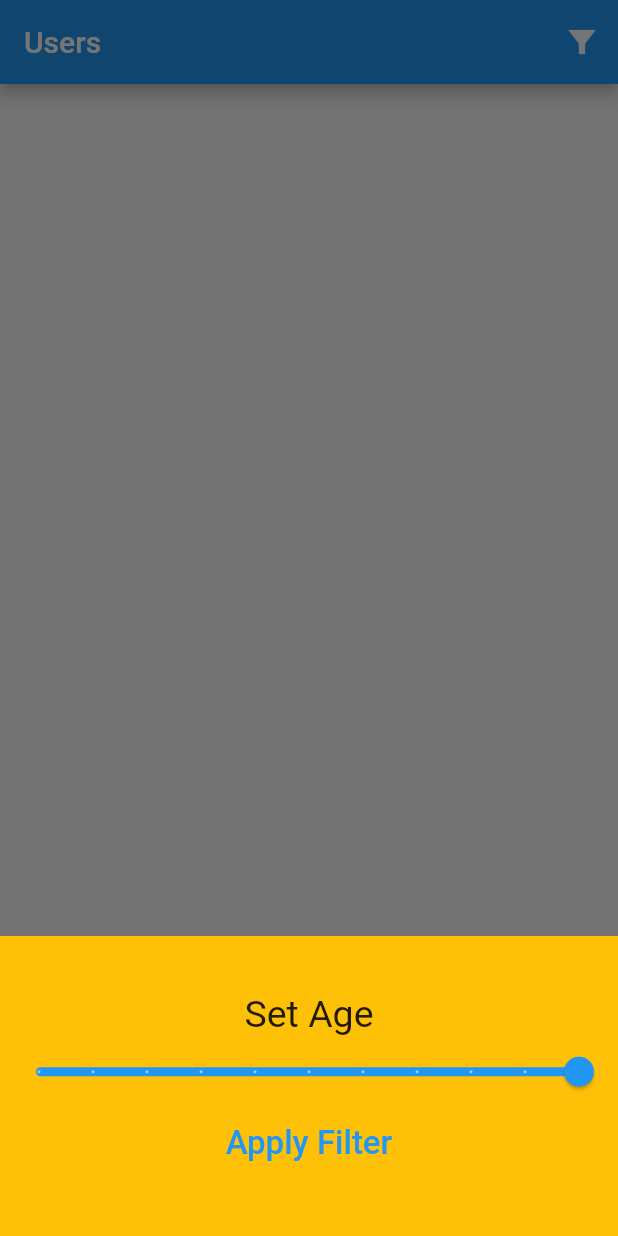
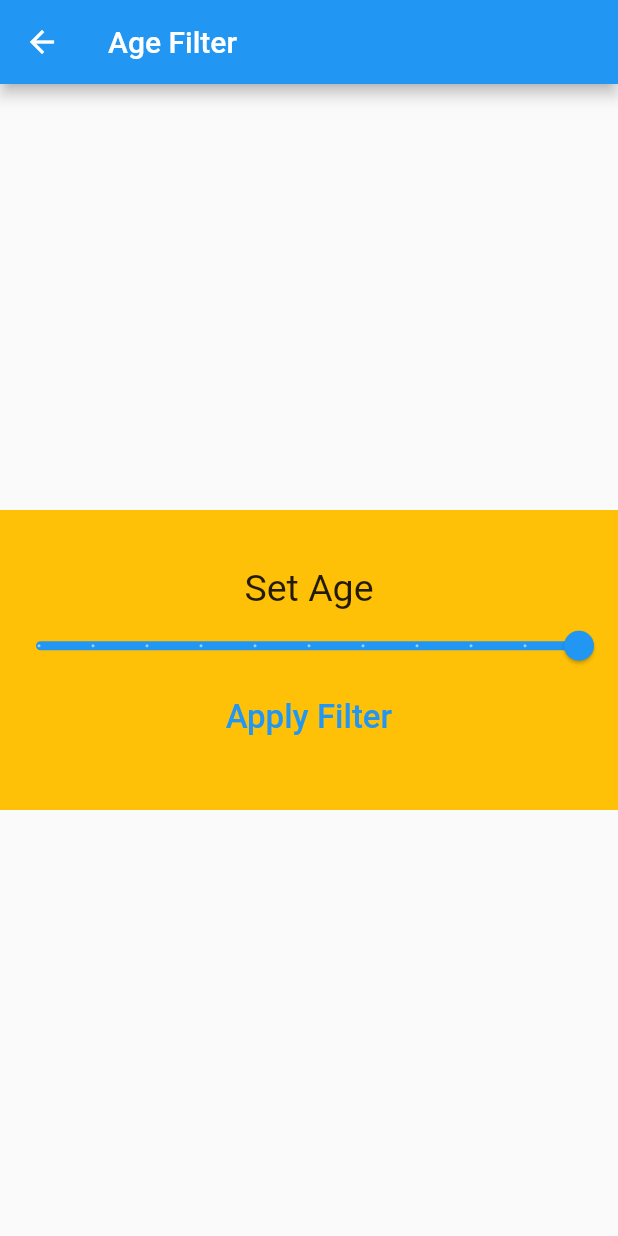
Before and after one commit to bharatbudhori/flutter_profiles, a Flutter app: the screen it shows after launch, after a tap on the "filter alt" icon, on a phone screen of 412 x 824 dp. Run offline on Flutter 3.47's test engine with Material 2 defaults, Android fonts, the phone set to English and light mode, and no system bars; our stand-ins replace cloud_firestore, firebase_core, get; accounts and stored records are empty; network calls fail.

Commit message:
final commit

```diff
--- a/lib/controller/profile_controller.dart
+++ b/lib/controller/profile_controller.dart
@@ -4,12 +4,21 @@ import 'package:get/get.dart';
 
 class ProfileController extends GetxController {
   var profileCollection = FirebaseFirestore.instance.collection('Profile');
-  //var setAge = 100.obs;
+  List<double> setAge = List<double>.empty(growable: true).obs;
+
   List<Profile> usertList = List<Profile>.empty(growable: true).obs;
   @override
-  void onInit() {
-    fetchData(100);
+  void onInit() async {
+    if (setAge.isEmpty) {
+      setAge.add(100);
+    }
+    await fetchData(100);
     super.onInit();
+  }
+
+  void updateAge(double x) {
+    setAge[0] = x;
+    update();
   }
 
   void addDataToServer() {
--- a/lib/main.dart
+++ b/lib/main.dart
@@ -2,6 +2,7 @@
 import 'package:flutter/material.dart';
 import 'package:firebase_core/firebase_core.dart';
 import 'package:flutter_task_app/controller/profile_controller.dart';
+import 'package:flutter_task_app/model/Profile.dart';
 import 'package:get/get.dart';
 
 void main() async {
@@ -32,7 +33,7 @@ class MyHomePage extends StatefulWidget {
 
 class _MyHomePageState extends State<MyHomePage> {
   ProfileController profileController = Get.put(ProfileController());
-  double age = 100;
+
   @override
   Widget build(BuildContext context) {
     return Scaffold(
@@ -42,63 +43,90 @@ class _MyHomePageState extends State<MyHomePage> {
           IconButton(
             icon: Icon(Icons.filter_alt_sharp),
             onPressed: () {
-              showModalBottomSheet(
-                context: context,
-                builder: (BuildContext context) {
-                  return Container(
-                    height: 200,
-                    color: Colors.amber,
-                    child: Center(
-                      child: Column(
-                        mainAxisAlignment: MainAxisAlignment.center,
-                        mainAxisSize: MainAxisSize.min,
-                        children: <Widget>[
-                          const Text(
-                            'Set Age',
-                            style: TextStyle(fontSize: 25),
-                          ),
-                          Slider.adaptive(
-                            value: age,
-                            min: 0,
-                            max: 100,
-                            divisions: 10,
-                            label: age.round().toString(),
-                            onChanged: (double value) {
-                              //profileController.fetchData(age);
-                              setState(() {
-                                age = value;
-                              });
-                            },
-                          ),
-                          TextButton(
-                            onPressed: () {
-                              Navigator.of(context).pop();
-                              profileController.fetchData(age);
-                            },
-                            child: Text(
-                              'Apply Filter',
-                              style: TextStyle(fontSize: 22),
-                            ),
-                          ),
-                        ],
-                      ),
-                    ),
-                  );
-                },
-              );
+              Get.to(() => FilterPage());
+              // showModalBottomSheet(
+              //   context: context,
+              //   builder: (BuildContext context) {
+              //     return Container(
+              //       height: 200,
+              //       color: Colors.amber,
+              //       child: Center(
+              //         child: Column(
+              //           mainAxisAlignment: MainAxisAlignment.center,
+              //           mainAxisSize: MainAxisSize.min,
+              //           children: <Widget>[
+              //             const Text(
+              //               'Set Age',
+              //               style: TextStyle(fontSize: 25),
+              //             ),
+              //             GetBuilder(
+              //                 init: profileController,
+              //                 builder: (controller) {
+              //                   return Slider.adaptive(
+              //                     value: profileController.setAge[0],
+              //                     min: 0,
+              //                     max: 100,
+              //                     divisions: 10,
+              //                     label: age.round().toString(),
+              //                     onChanged: (var value) {
+              //                       //profileController.fetchData(age);
+              //                       profileController.updateAge(value);
+              //                     },
+              //                   );
+              //                 }),
+              //             TextButton(
+              //               onPressed: () async {
+              //                 Navigator.of(context).pop();
+              //                 await profileController.fetchData(age);
+              //               },
+              //               child: Text(
+              //                 'Apply Filter',
+              //                 style: TextStyle(fontSize: 22),
+              //               ),
+              //             ),
+              //           ],
+              //         ),
+              //       ),
+              //     );
+              //   },
+              // );
             },
           ),
         ],
       ),
-      floatingActionButton: FloatingActionButton(
-        child: Icon(Icons.add),
-        onPressed: () {
-          profileController.addDataToServer();
-        },
-      ),
+      // floatingActionButton: FloatingActionButton(
+      //   child: Icon(Icons.add),
+      //   onPressed: () {
+      //     profileController.addDataToServer();
+      //   },
+      // ),
       body: GetBuilder(
         init: profileController,
         builder: (controller) {
+          if (profileController.usertList.isEmpty) {
+            return Column(
+              mainAxisAlignment: MainAxisAlignment.center,
+              children: [
+                Image(
+                  image: NetworkImage(
+                    'https://image.freepik.com/free-vector/no-data-concept-illustration_114360-616.jpg',
+                  ),
+                ),
+                SizedBox(height: 60),
+                Padding(
+                  padding: const EdgeInsets.all(8.0),
+                  child: Text(
+                    'No user matched your criteria :(',
+                    style: TextStyle(
+                      fontSize: 25,
+                      color: Colors.teal,
+                      fontWeight: FontWeight.w700,
+                    ),
+                  ),
+                )
+              ],
+            );
+          } else {
             return ListView.builder(
               itemCount: controller.usertList.length,
               itemBuilder: (BuildContext context, index) {
@@ -106,6 +134,13 @@ class _MyHomePageState extends State<MyHomePage> {
                   margin: EdgeInsets.all(5),
                   elevation: 10,
                   child: ListTile(
+                    onTap: () {
+                      Get.to(
+                        () => UserDetail(
+                          user: controller.usertList[index],
+                        ),
+                      );
+                    },
                     leading: Padding(
                       padding: const EdgeInsets.all(2.0),
                       child: CircleAvatar(
@@ -124,8 +159,122 @@ class _MyHomePageState extends State<MyHomePage> {
                 );
               },
             );
+          }
         },
       ),
     );
   }
 }
+
+class FilterPage extends StatefulWidget {
+  @override
+  _FilterPageState createState() => _FilterPageState();
+}
+
+class _FilterPageState extends State<FilterPage> {
+  @override
+  Widget build(BuildContext context) {
+    ProfileController profileController = Get.put(ProfileController());
+
+    return Scaffold(
+      appBar: AppBar(
+        title: Text('Age Filter'),
+      ),
+      body: Center(
+        child: Container(
+          height: 200,
+          color: Colors.amber,
+          child: Center(
+            child: Column(
+              mainAxisAlignment: MainAxisAlignment.center,
+              mainAxisSize: MainAxisSize.min,
+              children: <Widget>[
+                const Text(
+                  'Set Age',
+                  style: TextStyle(fontSize: 25),
+                ),
+                Slider.adaptive(
+                  value: profileController.setAge[0],
+                  min: 0,
+                  max: 100,
+                  divisions: 10,
+                  label: profileController.setAge[0].round().toString(),
+                  onChanged: (var value) {
+                    setState(() {
+                      profileController.setAge[0] = value;
+
+                      //profileController.updateAge(value);
+                    });
+                  },
+                ),
+                TextButton(
+                  onPressed: () async {
+                    await profileController
+                        .fetchData(profileController.setAge[0]);
+                    Navigator.of(context).pop();
+                  },
+                  child: Text(
+                    'Apply Filter',
+                    style: TextStyle(fontSize: 22),
+                  ),
+                ),
+              ],
+            ),
+          ),
+        ),
+      ),
+    );
+  }
+}
+
+class UserDetail extends StatelessWidget {
+  final Profile user;
+
+  UserDetail({
+    this.user,
+  });
+  @override
+  Widget build(BuildContext context) {
+    return Scaffold(
+      appBar: AppBar(
+        title: Text(user.name),
+      ),
+      body: Center(
+        child: Column(
+          mainAxisAlignment: MainAxisAlignment.spaceEvenly,
+          children: [
+            CircleAvatar(
+              backgroundImage: NetworkImage(user.imageUrl),
+              radius: 100,
+            ),
+            Column(
+              children: [
+                SizedBox(
+                  height: 50,
+                ),
+                Text(
+                  user.name,
+                  style: TextStyle(fontSize: 30),
+                ),
+                SizedBox(
+                  height: 50,
+                ),
+                Text(
+                  user.age.toString(),
+                  style: TextStyle(fontSize: 30),
+                ),
+                SizedBox(
+                  height: 50,
+                ),
+                Text(
+                  user.gender,
+                  style: TextStyle(fontSize: 30),
+                ),
+              ],
+            )
+          ],
+        ),
+      ),
+    );
+  }
+}
```
Lines whose indentation alone changed are shown as unchanged.
